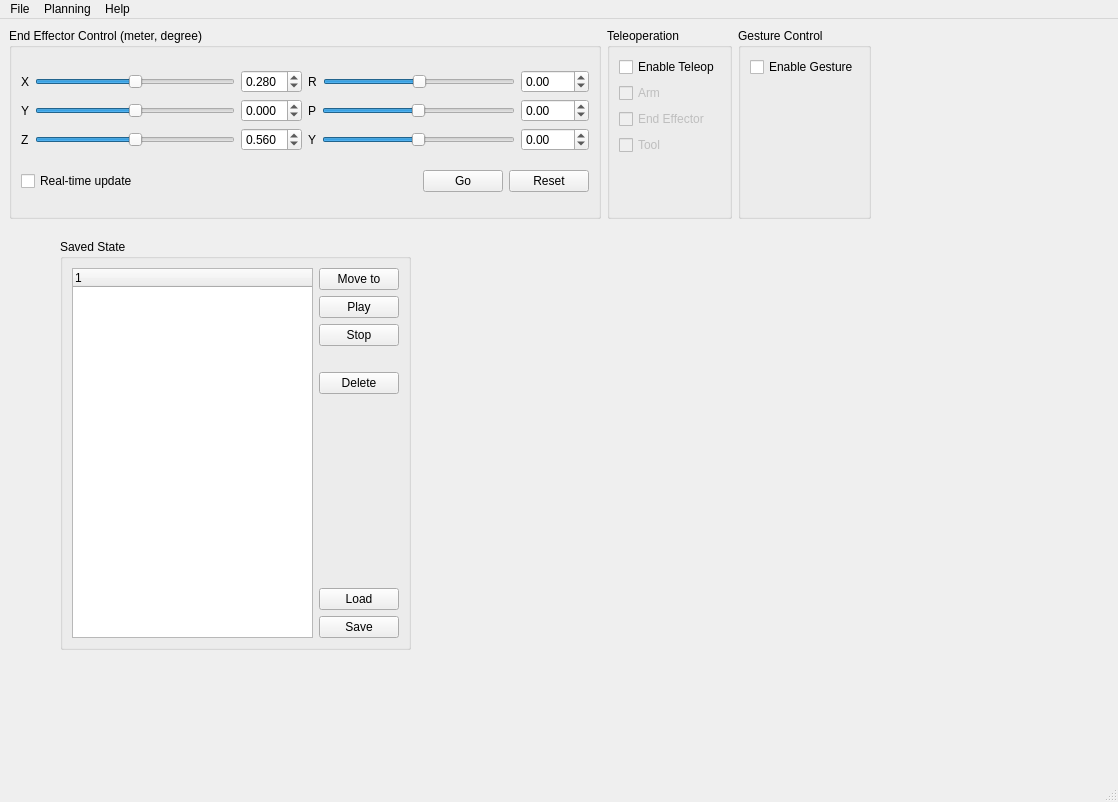
Above: prw/src/prw.ui from cuixiongyi/hiveground-ros-pkg before the change. Below: the same form after it.
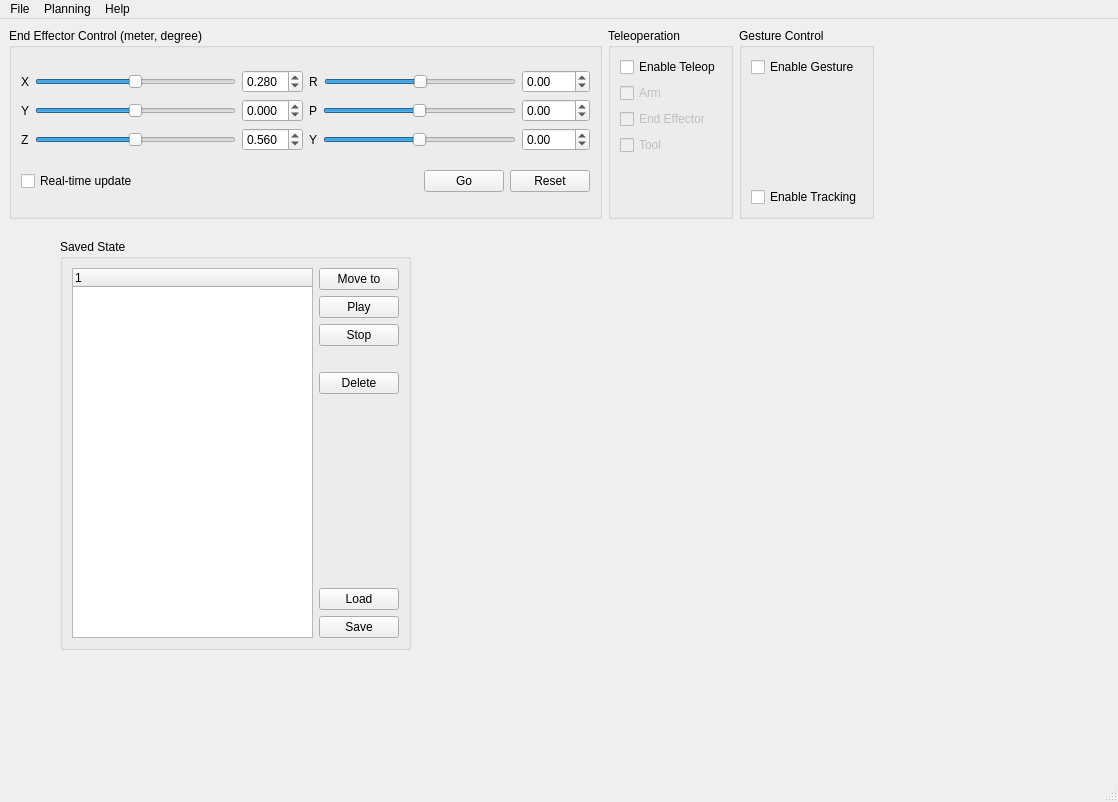
That is the form after the change.

```diff
--- a/prw/src/prw.ui
+++ b/prw/src/prw.ui
@@ -122,7 +122,7 @@
      <rect>
       <x>9</x>
       <y>9</y>
-      <width>862</width>
+      <width>865</width>
       <height>191</height>
      </rect>
     </property>
@@ -550,6 +550,13 @@
           </property>
          </spacer>
         </item>
+        <item>
+         <widget class="QCheckBox" name="cb_enable_tracking">
+          <property name="text">
+           <string>Enable Tracking</string>
+          </property>
+         </widget>
+        </item>
        </layout>
       </widget>
      </item>
```
